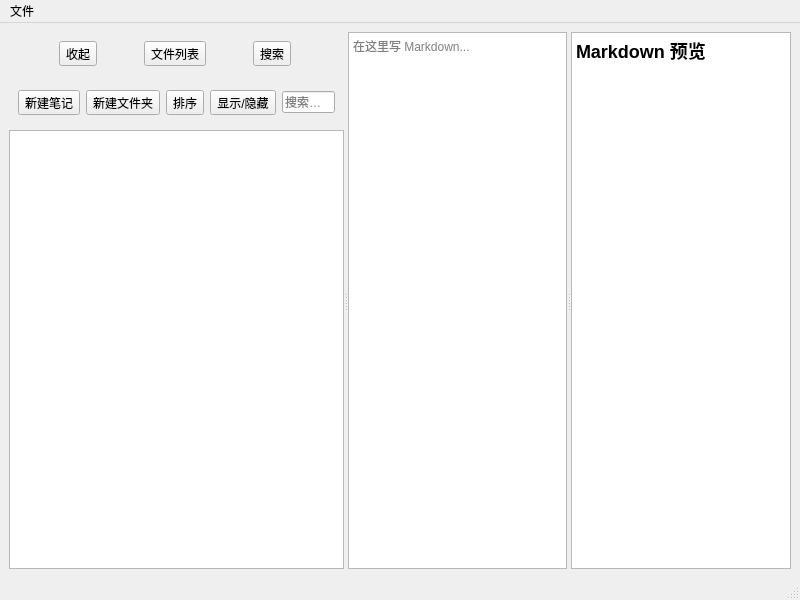
SS-R-in/MossNote, file mainwindow.ui: the form before one commit.
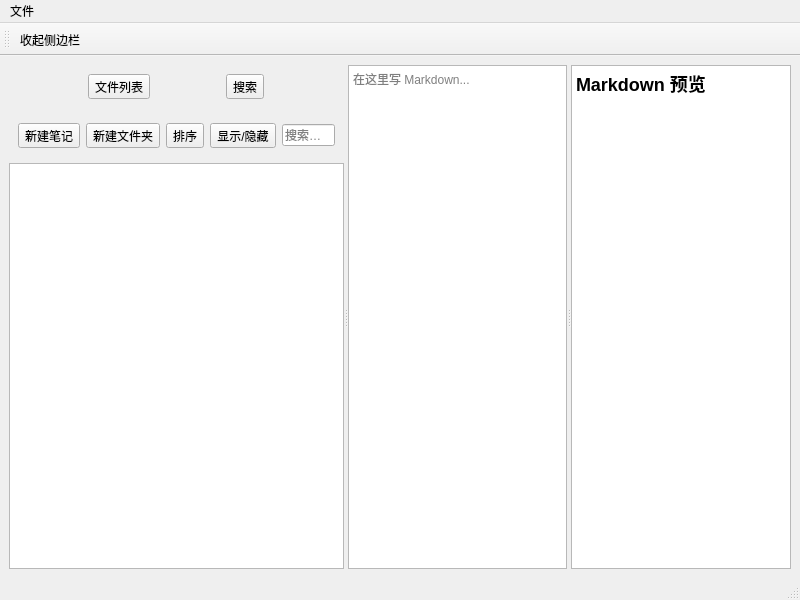
The form after the commit.

Commit message: feat: toggle sidebar visibility

The edit to the form file:
```diff
--- a/mainwindow.ui
+++ b/mainwindow.ui
@@ -31,13 +31,6 @@
         <item>
          <widget class="QWidget" name="modeBar" native="true">
           <layout class="QHBoxLayout" name="horizontalLayout">
-           <item>
-            <widget class="QToolButton" name="collapseButton">
-             <property name="text">
-              <string>收起</string>
-             </property>
-            </widget>
-           </item>
            <item>
             <widget class="QToolButton" name="fileModeButton">
              <property name="text">
@@ -151,6 +144,18 @@
    </widget>
    <addaction name="menu"/>
   </widget>
+  <widget class="QToolBar" name="toolBar">
+   <property name="windowTitle">
+    <string>toolBar</string>
+   </property>
+   <attribute name="toolBarArea">
+    <enum>TopToolBarArea</enum>
+   </attribute>
+   <attribute name="toolBarBreak">
+    <bool>false</bool>
+   </attribute>
+   <addaction name="actionToggleSidebar"/>
+  </widget>
   <action name="actionOpen">
    <property name="text">
     <string>打开文件</string>
@@ -200,6 +205,14 @@
     <string>Ctrl+F</string>
    </property>
   </action>
+  <action name="actionToggleSidebar">
+   <property name="text">
+    <string>收起侧边栏</string>
+   </property>
+   <property name="menuRole">
+    <enum>QAction::MenuRole::NoRole</enum>
+   </property>
+  </action>
  </widget>
  <resources/>
  <connections/>
```
The commit also changes 1 other file.
